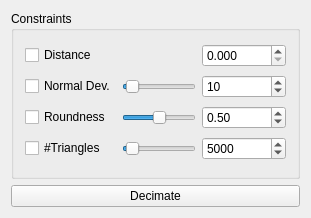
ShenRen/OpenFlipper, file Plugin-Decimater/decimaterToolbar.ui: the form before one commit.
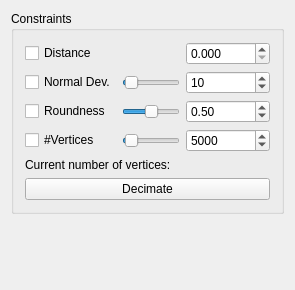
The form after the commit.

Commit message: Dennis: Show current number of vertices in tool box.

```diff
--- a/Plugin-Decimater/decimaterToolbar.ui
+++ b/Plugin-Decimater/decimaterToolbar.ui
@@ -1,12 +1,12 @@
 <ui version="4.0" >
  <class>DecimaterToolbar</class>
- <widget class="QWidget" name="DecimaterToolbar" >
-  <property name="geometry" >
+ <widget class="QWidget" name="DecimaterToolbar">
+  <property name="geometry">
    <rect>
     <x>0</x>
     <y>0</y>
-    <width>311</width>
-    <height>218</height>
+    <width>295</width>
+    <height>290</height>
    </rect>
   </property>
   <property name="windowTitle" >
@@ -18,17 +18,35 @@
      <property name="title" >
       <string>Constraints</string>
      </property>
-     <layout class="QGridLayout" >
-      <item row="0" column="0" >
-       <widget class="QCheckBox" name="cbDistance" >
-        <property name="text" >
+     <layout class="QVBoxLayout" name="verticalLayout_2">
+      <item>
+       <layout class="QGridLayout" name="gridLayout">
+        <item row="0" column="0">
+         <widget class="QCheckBox" name="cbDistance">
+          <property name="text">
          <string>Distance</string>
         </property>
        </widget>
       </item>
-      <item row="1" column="0" >
-       <widget class="QCheckBox" name="cbNormalDev" >
-        <property name="toolTip" >
+        <item row="0" column="2">
+         <widget class="QDoubleSpinBox" name="distance">
+          <property name="decimals">
+           <number>3</number>
+          </property>
+          <property name="maximum">
+           <double>10000.000000000000000</double>
+          </property>
+          <property name="singleStep">
+           <double>1.000000000000000</double>
+          </property>
+          <property name="value">
+           <double>0.000000000000000</double>
+          </property>
+         </widget>
+        </item>
+        <item row="1" column="0">
+         <widget class="QCheckBox" name="cbNormalDev">
+          <property name="toolTip">
          <string>Restrict Normal Deviation</string>
         </property>
         <property name="statusTip" >
@@ -39,9 +57,33 @@
         </property>
        </widget>
       </item>
-      <item row="1" column="2" >
-       <widget class="QSpinBox" name="normalDeviation" >
-        <property name="enabled" >
+        <item row="1" column="1">
+         <widget class="QSlider" name="normalDeviationSlider">
+          <property name="toolTip">
+           <string>&lt;html&gt;&lt;head&gt;&lt;meta name=&quot;qrichtext&quot; content=&quot;1&quot; /&gt;&lt;style type=&quot;text/css&quot;&gt;
+p, li { white-space: pre-wrap; }
+&lt;/style&gt;&lt;/head&gt;&lt;body style=&quot; font-family:'Sans Serif'; font-size:9pt; font-weight:400; font-style:normal;&quot;&gt;
+&lt;p style=&quot; margin-top:0px; margin-bottom:0px; margin-left:0px; margin-right:0px; -qt-block-indent:0; text-indent:0px;&quot;&gt;Maximal normal deviation between &lt;/p&gt;
+&lt;p style=&quot; margin-top:0px; margin-bottom:0px; margin-left:0px; margin-right:0px; -qt-block-indent:0; text-indent:0px;&quot;&gt;original normal and normals after &lt;/p&gt;
+&lt;p style=&quot; margin-top:0px; margin-bottom:0px; margin-left:0px; margin-right:0px; -qt-block-indent:0; text-indent:0px;&quot;&gt;decimation step defined in degrees.&lt;/p&gt;&lt;/body&gt;&lt;/html&gt;</string>
+          </property>
+          <property name="statusTip">
+           <string>Restrict Normal Deviation</string>
+          </property>
+          <property name="maximum">
+           <number>180</number>
+          </property>
+          <property name="value">
+           <number>10</number>
+          </property>
+          <property name="orientation">
+           <enum>Qt::Horizontal</enum>
+          </property>
+         </widget>
+        </item>
+        <item row="1" column="2">
+         <widget class="QSpinBox" name="normalDeviation">
+          <property name="enabled">
          <bool>true</bool>
         </property>
         <property name="toolTip" >
@@ -63,9 +105,9 @@
         </property>
        </widget>
       </item>
-      <item row="2" column="0" >
-       <widget class="QCheckBox" name="cbRoundness" >
-        <property name="enabled" >
+        <item row="2" column="0">
+         <widget class="QCheckBox" name="cbRoundness">
+          <property name="enabled">
          <bool>true</bool>
         </property>
         <property name="text" >
@@ -79,9 +121,9 @@
         </property>
        </widget>
       </item>
-      <item row="2" column="1" >
-       <widget class="QSlider" name="roundnessSlider" >
-        <property name="maximum" >
+        <item row="2" column="1">
+         <widget class="QSlider" name="roundnessSlider">
+          <property name="maximum">
          <number>100</number>
         </property>
         <property name="value" >
@@ -92,48 +134,12 @@
         </property>
        </widget>
       </item>
-      <item row="3" column="0" >
-       <widget class="QCheckBox" name="cbTriangles" >
-        <property name="enabled" >
+        <item row="2" column="2">
+         <widget class="QDoubleSpinBox" name="roundness">
+          <property name="enabled">
          <bool>true</bool>
         </property>
-        <property name="text" >
-         <string>#Triangles</string>
-        </property>
-       </widget>
-      </item>
-      <item row="3" column="1" >
-       <widget class="QSlider" name="triangleCountSlider" >
-        <property name="maximum" >
-         <number>100000</number>
-        </property>
-        <property name="value" >
-         <number>5000</number>
-        </property>
-        <property name="orientation" >
-         <enum>Qt::Horizontal</enum>
-        </property>
-       </widget>
-      </item>
-      <item row="3" column="2" >
-       <widget class="QSpinBox" name="triangleCount" >
-        <property name="enabled" >
-         <bool>true</bool>
-        </property>
-        <property name="maximum" >
-         <number>99999</number>
-        </property>
-        <property name="value" >
-         <number>5000</number>
-        </property>
-       </widget>
-      </item>
-      <item row="2" column="2" >
-       <widget class="QDoubleSpinBox" name="roundness" >
-        <property name="enabled" >
-         <bool>true</bool>
-        </property>
-        <property name="decimals" >
+          <property name="decimals">
          <number>2</number>
         </property>
         <property name="maximum" >
@@ -147,52 +153,71 @@
         </property>
        </widget>
       </item>
-      <item row="0" column="2" >
-       <widget class="QDoubleSpinBox" name="distance" >
-        <property name="decimals" >
-         <number>3</number>
-        </property>
-        <property name="maximum" >
-         <double>10000.000000000000000</double>
-        </property>
-        <property name="singleStep" >
-         <double>1.000000000000000</double>
-        </property>
-        <property name="value" >
-         <double>0.000000000000000</double>
+        <item row="3" column="0">
+         <widget class="QCheckBox" name="cbVertices">
+          <property name="enabled">
+           <bool>true</bool>
+          </property>
+          <property name="text">
+           <string>#Vertices</string>
         </property>
        </widget>
       </item>
-      <item row="1" column="1" >
-       <widget class="QSlider" name="normalDeviationSlider" >
-        <property name="toolTip" >
-         <string>&lt;html>&lt;head>&lt;meta name="qrichtext" content="1" />&lt;style type="text/css">
-p, li { white-space: pre-wrap; }
-&lt;/style>&lt;/head>&lt;body style=" font-family:'Sans Serif'; font-size:9pt; font-weight:400; font-style:normal;">
-&lt;p style=" margin-top:0px; margin-bottom:0px; margin-left:0px; margin-right:0px; -qt-block-indent:0; text-indent:0px;">Maximal normal deviation between &lt;/p>
-&lt;p style=" margin-top:0px; margin-bottom:0px; margin-left:0px; margin-right:0px; -qt-block-indent:0; text-indent:0px;">original normal and normals after &lt;/p>
-&lt;p style=" margin-top:0px; margin-bottom:0px; margin-left:0px; margin-right:0px; -qt-block-indent:0; text-indent:0px;">decimation step defined in degrees.&lt;/p>&lt;/body>&lt;/html></string>
-        </property>
-        <property name="statusTip" >
-         <string>Restrict Normal Deviation</string>
-        </property>
-        <property name="maximum" >
-         <number>180</number>
-        </property>
-        <property name="value" >
-         <number>10</number>
-        </property>
-        <property name="orientation" >
+        <item row="3" column="1">
+         <widget class="QSlider" name="verticesCountSlider">
+          <property name="maximum">
+           <number>100000</number>
+          </property>
+          <property name="value">
+           <number>5000</number>
+          </property>
+          <property name="orientation">
          <enum>Qt::Horizontal</enum>
         </property>
        </widget>
       </item>
-     </layout>
+        <item row="3" column="2">
+         <widget class="QSpinBox" name="verticesCount">
+          <property name="enabled">
+           <bool>true</bool>
+          </property>
+          <property name="maximum">
+           <number>99999</number>
+          </property>
+          <property name="value">
+           <number>5000</number>
+          </property>
+         </widget>
+        </item>
+       </layout>
+      </item>
+      <item>
+       <layout class="QHBoxLayout" name="horizontalLayout">
+        <item>
+         <widget class="QLabel" name="label_3">
+          <property name="text">
+           <string>Current number of vertices:</string>
+          </property>
     </widget>
    </item>
    <item>
-    <widget class="QPushButton" name="pbDecimate" >
-     <property name="enabled" >
+         <widget class="QLabel" name="currentNumVertices">
+          <property name="font">
+           <font>
+            <weight>75</weight>
+            <bold>true</bold>
+           </font>
+          </property>
+          <property name="text">
+           <string>&lt;not available&gt;</string>
+          </property>
+         </widget>
+        </item>
+       </layout>
+      </item>
+      <item>
+       <widget class="QPushButton" name="pbDecimate">
+        <property name="enabled">
       <bool>true</bool>
      </property>
      <property name="text" >
@@ -202,7 +227,23 @@
    </item>
   </layout>
  </widget>
- <layoutdefault spacing="6" margin="11" />
+   </item>
+   <item>
+    <spacer name="verticalSpacer">
+     <property name="orientation">
+      <enum>Qt::Vertical</enum>
+     </property>
+     <property name="sizeHint" stdset="0">
+      <size>
+       <width>20</width>
+       <height>40</height>
+      </size>
+     </property>
+    </spacer>
+   </item>
+  </layout>
+ </widget>
+ <layoutdefault spacing="6" margin="11"/>
  <pixmapfunction>qPixmapFromMimeSource</pixmapfunction>
  <resources/>
  <connections>
```
Left out of the diff: 77 changed lines with no effect on the pictures. Lines whose indentation alone changed are shown as unchanged. The commit also changes 4 other files.
